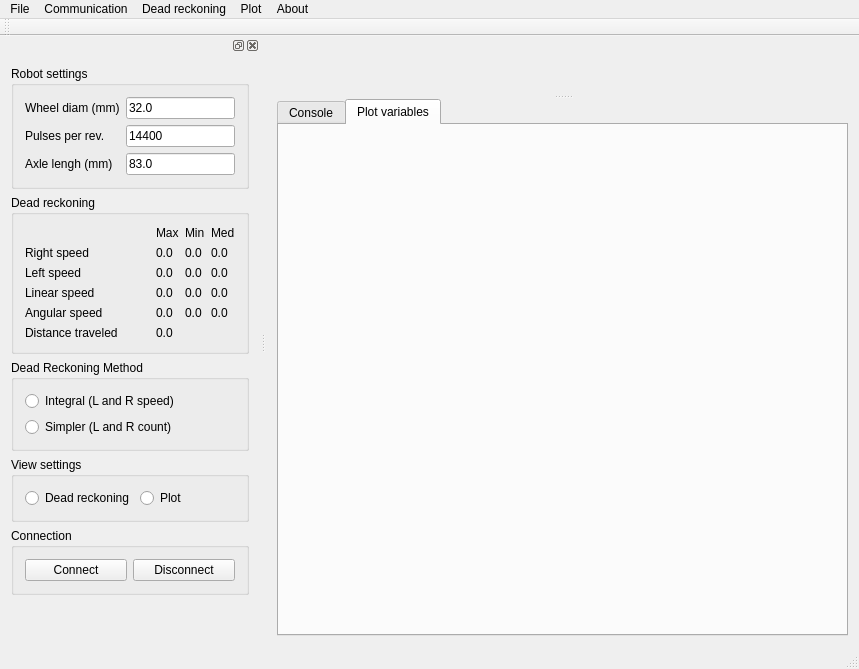
This is mainwindow.ui in Felipeasg/LFTracking as Qt 5 draws it before an edit. The edited form follows.
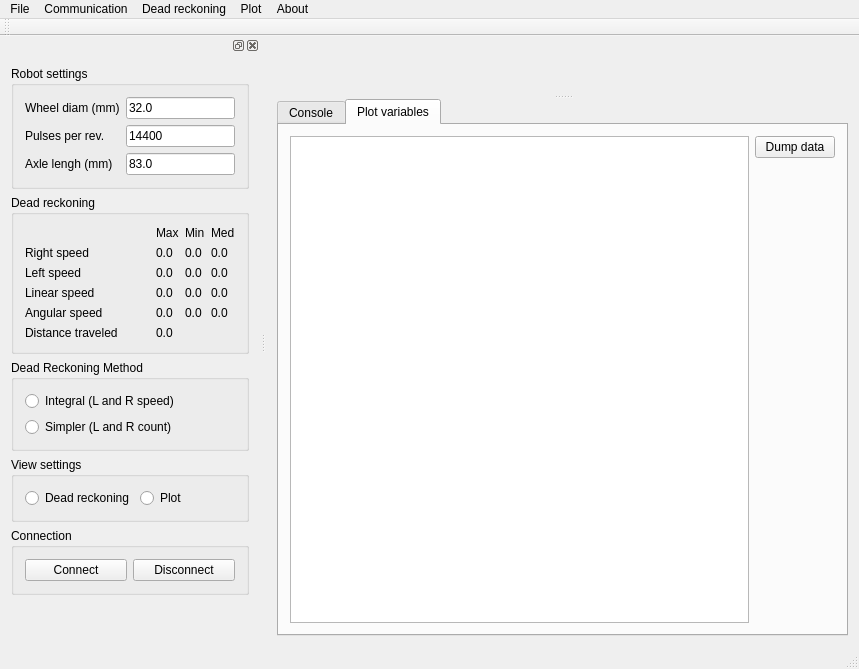
This is the edited form. The open tabs and pages were chosen to show the change. Custom widgets are drawn as their Qt base class.

The edit to the form file:
```diff
--- a/mainwindow.ui
+++ b/mainwindow.ui
@@ -64,6 +64,35 @@
         <attribute name="title">
          <string>Plot variables</string>
         </attribute>
+        <layout class="QHBoxLayout" name="horizontalLayout_3">
+         <item>
+          <widget class="QTextEdit" name="textEditData"/>
+         </item>
+         <item>
+          <layout class="QVBoxLayout" name="verticalLayout_3">
+           <item>
+            <widget class="QPushButton" name="pushButtonDumpData">
+             <property name="text">
+              <string>Dump data</string>
+             </property>
+            </widget>
+           </item>
+           <item>
+            <spacer name="verticalSpacer">
+             <property name="orientation">
+              <enum>Qt::Vertical</enum>
+             </property>
+             <property name="sizeHint" stdset="0">
+              <size>
+               <width>20</width>
+               <height>40</height>
+              </size>
+             </property>
+            </spacer>
+           </item>
+          </layout>
+         </item>
+        </layout>
        </widget>
       </widget>
      </widget>
```
Left out of the diff: 4 changed lines with no effect on the pictures.
